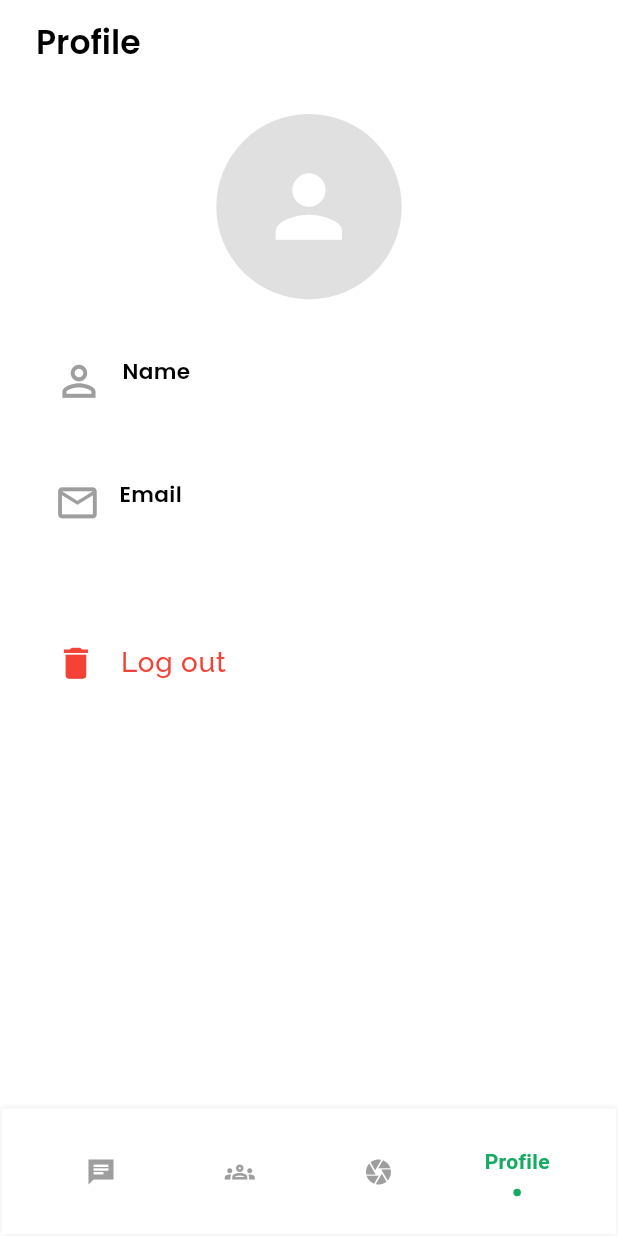
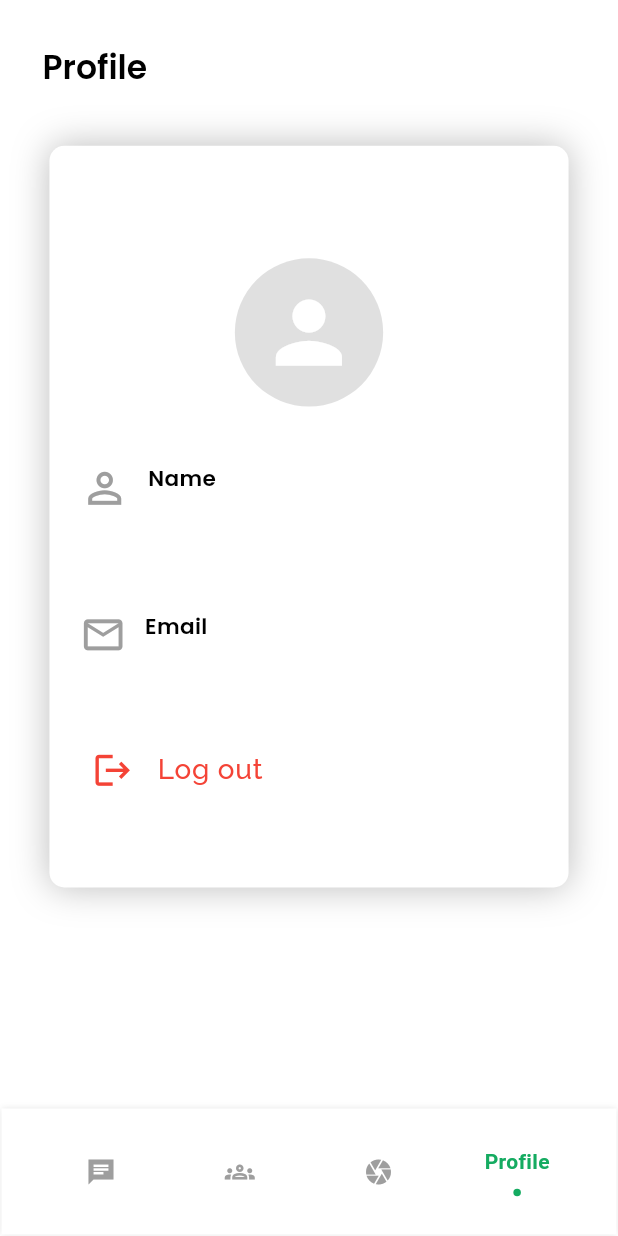
Before and after one commit to Honeypanchal/chatapp, a Flutter app: the Profile screen opened directly with empty values, on a phone screen of 412 x 824 dp. Run offline on Flutter 3.47's test engine with Material 3 defaults, Android fonts, the phone set to English and light mode, and no system bars; drawn by our look-alikes of flashy_tab_bar2; our stand-ins replace cloud_firestore, firebase_auth, firebase_core, google_sign_in; accounts and stored records are empty.

Commit message:
change in UI of profile page (made it more presentable)

```diff
--- a/lib/Pages/Authentication/SigninPage.dart
+++ b/lib/Pages/Authentication/SigninPage.dart
@@ -87,7 +87,9 @@ class _SigninPageState extends State<SigninPage> {
             Form(
               key: _formKey,
               child: Padding(
-                padding: width>600? EdgeInsets.only(top: 8.0, bottom: 10.0, left: 450.0, right: 450.0):EdgeInsets.only(top: 8.0, bottom: 10.0, left: 20.0, right: 20.0),
+                padding: width>600?
+                EdgeInsets.only(top: 8.0, bottom: 10.0, left: 450.0, right: 450.0):
+                EdgeInsets.only(top: 8.0, bottom: 10.0, left: 20.0, right: 20.0),
                 child: Column(
                   crossAxisAlignment: CrossAxisAlignment.start,
                   children: [
--- a/lib/Pages/Profile/Profile.dart
+++ b/lib/Pages/Profile/Profile.dart
@@ -7,6 +7,7 @@ import 'package:cloud_firestore/cloud_firestore.dart';
 
 import '../../services/auth_services.dart';
 import '../Authentication/FirstPage.dart';
+import 'package:flutter/foundation.dart' show kIsWeb;
 
 class Profile extends StatefulWidget {
   final CustomClass currentUser;
@@ -89,7 +90,9 @@ class _ProfileState extends State<Profile> {
         automaticallyImplyLeading: false,
         backgroundColor: Colors.white,
         title: Padding(
-          padding: const EdgeInsets.all(8.0),
+
+          padding:kIsWeb?EdgeInsets.only(left: width*0.45,right: width*0.1,top: height*0.05):
+          EdgeInsets.only(top: height*0.04,left: width*0.03,right: width*0.03),
           child: Text(
             "Profile",
             style: TextStyle(
@@ -101,28 +104,47 @@ class _ProfileState extends State<Profile> {
         ),
         elevation: 0,
       ),
-      body: Padding(
-        padding: EdgeInsets.all(20),
-        child: Column(
-          crossAxisAlignment: CrossAxisAlignment.start,
+      body:
+      Container(
+        decoration: BoxDecoration(
+            // color: Color.fromARGB(255, 246, 241, 235),
+          color: Colors.white,
+        boxShadow: [
+          new BoxShadow(color:Colors.black26, blurRadius: 20) ],
+        borderRadius: BorderRadius.circular(10)),
+        height: kIsWeb ? height*0.7 : height*0.6,
+        width: kIsWeb ? width*width*0.5:width*0.85,
+        margin: EdgeInsets.symmetric(horizontal:kIsWeb? width*0.3:width*0.08,
+        vertical: kIsWeb?height*0.04:height*0.05),
+        child: Padding(
+
+          padding:kIsWeb?EdgeInsets.only(left: width*0.03,right: width*0.1,top: height*0.05):
+          EdgeInsets.only(top: height*0.03,left: width*0.03,right: width*0.03),
+          child:
+          Column(
+            crossAxisAlignment: CrossAxisAlignment.center,
+            mainAxisAlignment: MainAxisAlignment.center,
             children: [
+
                 Center(
+                  child: Padding(
+                    padding: const EdgeInsets.only(left: kIsWeb? 150 : 8,right: kIsWeb? 50:8),
                     child: CircleAvatar(
-                radius: width> 600 ? width *0.07 : width *0.15,
+                      radius: kIsWeb ? width *0.05 : width *0.12,
                       backgroundColor: Colors.grey.shade300,
                       child: Icon(Icons.person,color: Colors.white,
-                  size: width>600 ? width *0.1: width*0.16,),
+                        size: width>600 ? width *0.08: width*0.16,),
                     ),
                   ),
+                ),
+
               SizedBox(
                 height: height * 0.04,
               ),
               Container(
-              margin: EdgeInsets.symmetric(horizontal: width * 0.02),
-              height: height * 0.1,
+                height: kIsWeb? height*0.1:height * 0.09,
                 width: width,
                 decoration: BoxDecoration(
-                color: Colors.white,
                    borderRadius: BorderRadius.circular(15),
                 ),
                 child: Padding(
@@ -134,9 +156,9 @@ class _ProfileState extends State<Profile> {
                       Icon(
                         Icons.perm_identity,
                         color: Colors.grey,
-                      size: width > 600 ? width*0.04 : width *0.08,
+                        size: width > 600 ? width*0.03 : width *0.08,
                       ),
-                    SizedBox(width:width>600 ? width*0.018: width*0.03),
+                      SizedBox(width:width>600 ? width*0.015: width*0.03),
 
                       Column(
                         children: [
@@ -144,7 +166,7 @@ class _ProfileState extends State<Profile> {
                             "Name",
                             style: TextStyle(
                                 color: Colors.black,
-                              fontSize: width> 600 ? width*0.015 : width*0.035,
+                                fontSize: width> 600 ? width*0.013   : width*0.035,
                                 fontFamily: 'poppins',
                                 fontWeight: FontWeight.w700),
                           ),
@@ -155,7 +177,7 @@ class _ProfileState extends State<Profile> {
                               color: Colors.grey,
                               fontWeight: FontWeight.w600,
                               fontFamily: 'Raleways',
-                            fontSize: width> 600 ? width*0.015 : width*0.035,
+                              fontSize: width> 600 ? width*0.012 : width*0.035,
                             ),
                           ),
                         ],
@@ -164,13 +186,12 @@ class _ProfileState extends State<Profile> {
                   ),
                 ),
               ),
-            SizedBox(height: width>600 ? height*0.05 : height*0),
+              SizedBox(height: width>600 ? height*0.03 : height*0.03),
               Container(
-              margin: EdgeInsets.symmetric(horizontal: width * 0.02),
-              height: height * 0.12,
-              width: width,
+                height: kIsWeb? height*0.12:height * 0.1,
+                width: kIsWeb? width*0.3:width,
                 decoration: BoxDecoration(
-                color: Colors.white,
+                  //color: Colors.grey.shade50,
                   borderRadius: BorderRadius.circular(15),
                 ),
                 child: Padding(
@@ -182,7 +203,7 @@ class _ProfileState extends State<Profile> {
                       Icon(
                         Icons.email_outlined,
                         color: Colors.grey,
-                      size: width > 600 ? width*0.035 : width *0.075,
+                        size: width > 600 ? width*0.025 : width *0.075,
                       ),
                       SizedBox(width:width>600 ? width*0.02: width*0.03)
                       ,
@@ -193,7 +214,7 @@ class _ProfileState extends State<Profile> {
                             "Email",
                             style: TextStyle(
                                 color: Colors.black,
-                              fontSize: width> 600 ? width*0.015 : width*0.035,
+                                fontSize: width> 600 ? width*0.013 : width*0.035,
                                 fontFamily: 'poppins',
                                 fontWeight: FontWeight.w700),
                           ),
@@ -206,7 +227,7 @@ class _ProfileState extends State<Profile> {
                               color: Colors.grey,
                               fontWeight: FontWeight.w600,
                               fontFamily: 'Raleways',
-                            fontSize: width> 600 ? width*0.015 : width*0.035,),
+                              fontSize: width> 600 ? width*0.012 : width*0.035,),
                           ),
                         ],
                       ),
@@ -214,37 +235,40 @@ class _ProfileState extends State<Profile> {
                   ),
                 ),
               ),
-            SizedBox(height: width>600 ? height*0.015 : height*0),
+              SizedBox(height: width>600 ? height*0: height*0),
               Container(
-              margin: EdgeInsets.symmetric(horizontal: width>600? width*0.02 : width*0.002),
+               // margin: EdgeInsets.symmetric(horizontal: width>600? width*0.02 : width*0.002),
                 child: ListTile(
                   onTap: (){
                     logOutUser().then((_){
                       Navigator.pushAndRemoveUntil
                         (
                         context,
-                      MaterialPageRoute(builder: (context) => Firstpage()), // Navigate to login screen
-                          (Route<dynamic> route) => false, // Remove all previous routes from stack
+                        MaterialPageRoute
+                          (builder: (context) => Firstpage()
+                        ),
+                            (Route<dynamic> route) => false,
                         );
                     });
 
                   },
 
                   leading: Icon(
-                  Icons.delete,
+                    Icons.logout,
                     color: Colors.red,
-                  size: width>600? width*0.02 : width*0.067,
+                    size: width>600? width*0.018 : width*0.067,
 
                   ),
 
                   title: Text(
                     "Log out",
                     style: TextStyle(fontFamily: 'Raleway', color: Colors.red,
-                      fontSize: width>600? width*0.02: width*0.045),
+                        fontSize: width>600? width*0.015: width*0.045),
                   ),
                 ),
               )
             ],
+          ),
         ),
       ),
       bottomNavigationBar: MainNavigationPage(
--- a/lib/Pages/statuspage.dart
+++ b/lib/Pages/statuspage.dart
@@ -652,7 +652,9 @@ class _ViewStatusScreenState extends State<ViewStatusScreen> {
                       ),
                       controller: _replyController,
                       decoration: InputDecoration(
-                        prefixIcon: IconButton(
+                        prefixIcon: Padding(
+                          padding: const EdgeInsets.only(left: kIsWeb? 10:10),
+                          child: IconButton(
                               onPressed: () {
                                 _showRepliesBottomSheet();
                               },
@@ -660,17 +662,21 @@ class _ViewStatusScreenState extends State<ViewStatusScreen> {
                                 Icons.remove_red_eye,
                                 color: Colors.white,
                               )),
+                        ),
                         fillColor: Colors.black26,
                         filled: true,
-                        hintText: " Reply    ",
+                        hintText: " Reply",
                         focusedBorder: InputBorder.none,
                         hintStyle: TextStyle(
                             color: Colors.white, fontWeight: FontWeight.bold),
-                        suffixIcon: IconButton(
+                        suffixIcon: Padding(
+                          padding: const EdgeInsets.only(right: kIsWeb? 8:5),
+                          child: IconButton(
                             onPressed: _sendReply,
                             icon: Icon(
                               Icons.send,
                               color: Colors.white,
+                            ),
                           ),
                         ),
                       ),
```
Lines whose indentation alone changed are shown as unchanged.
